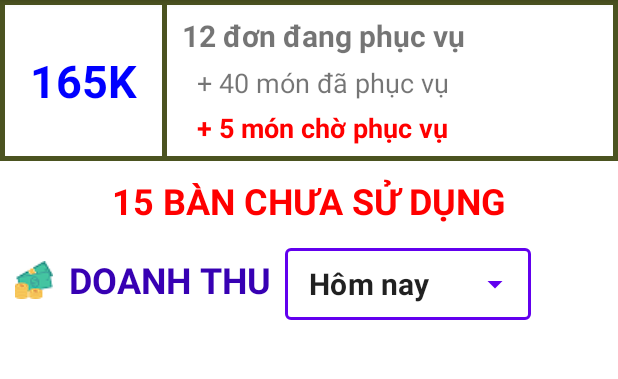
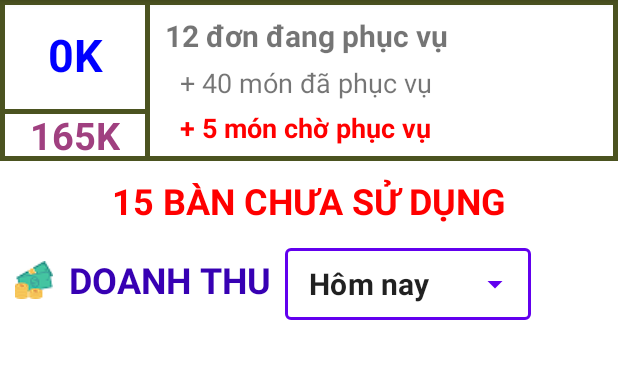
Before and after one commit to thierrytien6595/thierrytien6595, an Android app: the screen it shows after launch (MainActivity), on a phone screen of 412 x 824 dp, the part 84-463 px from its top. Run offline under Robolectric (Android 15) with nearby library versions, the phone set to English and light mode, and no system bars; libraries missing offline, so code that uses them is left out: com.github.mikephil.charting; plain views replace BarChart.

Commit message:
Hoàn thành hiển thị doanh thu trong ngày

```diff
--- a/app/src/main/java/com/example/myapplication/MainActivity.kt
+++ b/app/src/main/java/com/example/myapplication/MainActivity.kt
@@ -74,7 +74,7 @@ class MainActivity : AppCompatActivity() {
         tv_somonpv.text = qllist[0].SOMONPV + " món đã phục vụ"
         tv_somoncpv.text = qllist[0].SOMONCPV + " món chờ phục vụ"
         tv_sobancpv.text = qllist[0].SOBANCPV + " BÀN CHƯA SỦ DỤNG"
-
+        tv_doanhthu.text = (qllist[0].DTUOCTINH.toInt()/1000).toString() + "K"
         vebieudo()
     }
 
--- a/app/src/main/java/com/example/myapplication/QUANLYHUYMON/APIServiceHuymon.kt
+++ b/app/src/main/java/com/example/myapplication/QUANLYHUYMON/APIServiceHuymon.kt
@@ -10,6 +10,6 @@ interface APIServiceHuymon {
     @GET("chitiethuymon.php")
     fun chitiethuymon() : Call<MutableList<chitietdataItem>>
 
-    @GET("test.php?")
+    @GET("quanlydata.php?")
     fun quanlydata(@Query("ID") ID:Int) : Call<MutableList<quanlyItem>>
 }
--- a/app/src/main/java/com/example/myapplication/THUNHAP/quanlyItem.kt
+++ b/app/src/main/java/com/example/myapplication/THUNHAP/quanlyItem.kt
@@ -4,6 +4,8 @@ package com.example.myapplication.THUNHAP
 import com.google.gson.annotations.SerializedName
 
 data class quanlyItem(
+    @SerializedName("DTUOCTINH")
+    val DTUOCTINH: String,
     @SerializedName("DOANHTHU")
     val DOANHTHU: List<DOANHTHU>,
     @SerializedName("SOBAN_PV")
--- a/app/src/main/res/layout/activity_main.xml
+++ b/app/src/main/res/layout/activity_main.xml
@@ -12,18 +12,39 @@
         android:orientation="horizontal"
         android:background="@drawable/duongvien"
         app:layout_constraintTop_toTopOf="parent">
-        <TextView
-            android:id="@+id/tv_tongtien"
+        <androidx.constraintlayout.widget.ConstraintLayout
             android:layout_width="wrap_content"
             android:layout_height="match_parent"
-            android:text="165K"
             android:background="@drawable/duongvien"
+            android:orientation="vertical">
+            <TextView
+                android:id="@+id/tv_doanhthu"
+                android:layout_width="match_parent"
+                android:layout_height="wrap_content"
+                app:layout_constraintTop_toTopOf="parent"
+                app:layout_constraintBottom_toTopOf="@+id/tv_tongtien"
+                android:text="0K"
                 android:textColor="#0000ff"
                 android:textStyle="bold"
                 android:textSize="30dp"
                 android:paddingLeft="20dp"
                 android:paddingRight="20dp"
                 android:gravity="center"/>
+            <TextView
+                android:id="@+id/tv_tongtien"
+                android:layout_width="match_parent"
+                android:layout_height="wrap_content"
+                app:layout_constraintStart_toStartOf="parent"
+                app:layout_constraintBottom_toBottomOf="parent"
+                android:text="165K"
+                android:background="@drawable/duongvien"
+                android:textColor="#a04080"
+                android:textStyle="bold"
+                android:textSize="25dp"
+                android:paddingLeft="20dp"
+                android:paddingRight="20dp"
+                android:gravity="center"/>
+        </androidx.constraintlayout.widget.ConstraintLayout>
         <LinearLayout
             android:layout_width="match_parent"
             android:layout_height="match_parent"
```
Lines whose indentation alone changed are shown as unchanged.
